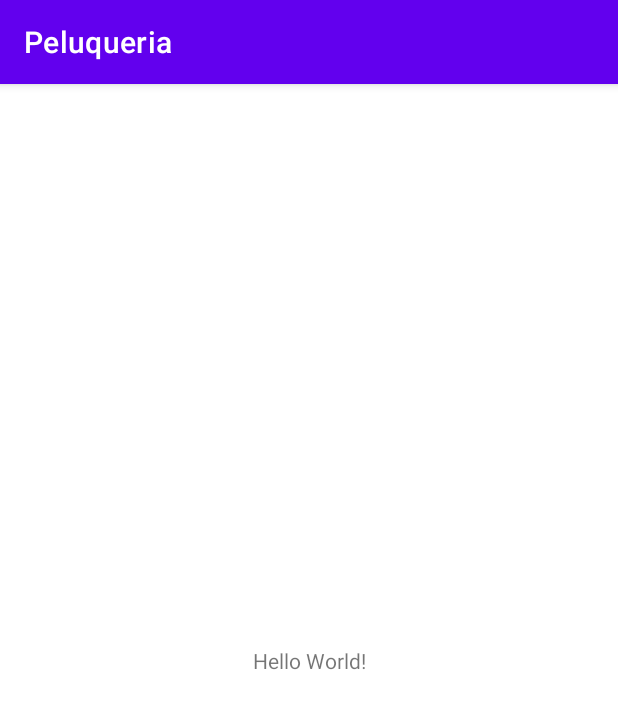
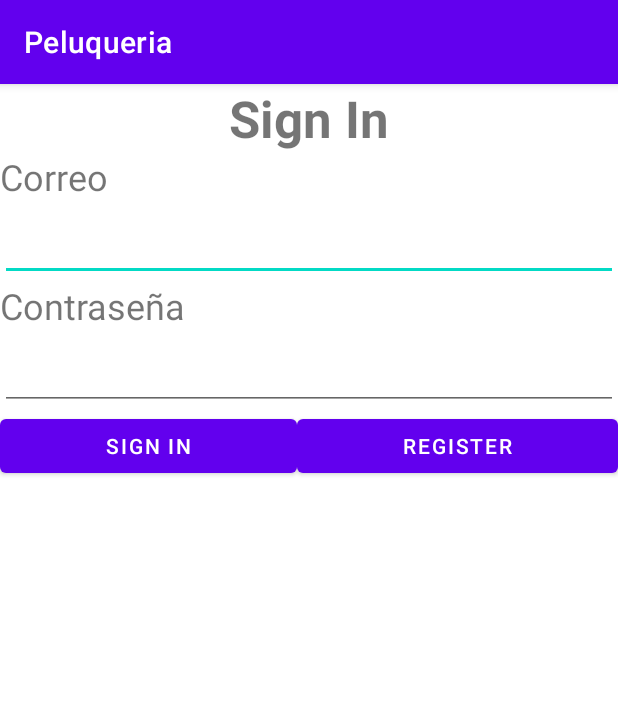
Before and after one commit to Marisc1/Proyecto_Peluqueria, an Android app: the screen it shows after launch (MainActivity), on a phone screen of 412 x 824 dp. Shown: the top 709 px of the screen. Run offline under Robolectric (Android 15) with nearby library versions, the phone set to English and light mode, and no system bars.

Commit message:
Diseño Sign In

```diff
--- a/app/build.gradle
+++ b/app/build.gradle
@@ -33,7 +33,7 @@ android {
 
 dependencies {
 
-    implementation 'androidx.core:core-ktx:1.7.0'
+    implementation 'androidx.core:core-ktx:1.8.0'
     implementation 'androidx.appcompat:appcompat:1.4.2'
     implementation 'com.google.android.material:material:1.6.1'
     implementation 'androidx.constraintlayout:constraintlayout:2.1.4'
--- /dev/null
+++ b/app/src/main/res/drawable/ic_delete.xml
@@ -0,0 +1,5 @@
+<vector android:height="24dp" android:tint="#FFFFFF"
+    android:viewportHeight="24" android:viewportWidth="24"
+    android:width="24dp" xmlns:android="http://schemas.android.com/apk/res/android">
+    <path android:fillColor="@android:color/white" android:pathData="M6,19c0,1.1 0.9,2 2,2h8c1.1,0 2,-0.9 2,-2V7H6v12zM19,4h-3.5l-1,-1h-5l-1,1H5v2h14V4z"/>
+</vector>
--- /dev/null
+++ b/app/src/main/res/drawable/ic_help.xml
@@ -0,0 +1,5 @@
+<vector android:height="24dp" android:tint="#FFFFFF"
+    android:viewportHeight="24" android:viewportWidth="24"
+    android:width="24dp" xmlns:android="http://schemas.android.com/apk/res/android">
+    <path android:fillColor="@android:color/white" android:pathData="M11,18h2v-2h-2v2zM12,2C6.48,2 2,6.48 2,12s4.48,10 10,10 10,-4.48 10,-10S17.52,2 12,2zM12,20c-4.41,0 -8,-3.59 -8,-8s3.59,-8 8,-8 8,3.59 8,8 -3.59,8 -8,8zM12,6c-2.21,0 -4,1.79 -4,4h2c0,-1.1 0.9,-2 2,-2s2,0.9 2,2c0,2 -3,1.75 -3,5h2c0,-2.25 3,-2.5 3,-5 0,-2.21 -1.79,-4 -4,-4z"/>
+</vector>
--- /dev/null
+++ b/app/src/main/res/drawable/ic_home.xml
@@ -0,0 +1,5 @@
+<vector android:height="24dp" android:tint="#FFFFFF"
+    android:viewportHeight="24" android:viewportWidth="24"
+    android:width="24dp" xmlns:android="http://schemas.android.com/apk/res/android">
+    <path android:fillColor="@android:color/white" android:pathData="M10,20v-6h4v6h5v-8h3L12,3 2,12h3v8z"/>
+</vector>
--- /dev/null
+++ b/app/src/main/res/drawable/ic_logoff.xml
@@ -0,0 +1,5 @@
+<vector android:height="24dp" android:tint="#FFFFFF"
+    android:viewportHeight="24" android:viewportWidth="24"
+    android:width="24dp" xmlns:android="http://schemas.android.com/apk/res/android">
+    <path android:fillColor="@android:color/white" android:pathData="M10.09,15.59L11.5,17l5,-5 -5,-5 -1.41,1.41L12.67,11H3v2h9.67l-2.58,2.59zM19,3H5c-1.11,0 -2,0.9 -2,2v4h2V5h14v14H5v-4H3v4c0,1.1 0.89,2 2,2h14c1.1,0 2,-0.9 2,-2V5c0,-1.1 -0.9,-2 -2,-2z"/>
+</vector>
--- /dev/null
+++ b/app/src/main/res/drawable/ic_pay.xml
@@ -0,0 +1,5 @@
+<vector android:height="24dp" android:tint="#FFFFFF"
+    android:viewportHeight="24" android:viewportWidth="24"
+    android:width="24dp" xmlns:android="http://schemas.android.com/apk/res/android">
+    <path android:fillColor="@android:color/white" android:pathData="M7,18c-1.1,0 -1.99,0.9 -1.99,2S5.9,22 7,22s2,-0.9 2,-2 -0.9,-2 -2,-2zM1,2v2h2l3.6,7.59 -1.35,2.45c-0.16,0.28 -0.25,0.61 -0.25,0.96 0,1.1 0.9,2 2,2h12v-2L7.42,15c-0.14,0 -0.25,-0.11 -0.25,-0.25l0.03,-0.12 0.9,-1.63h7.45c0.75,0 1.41,-0.41 1.75,-1.03l3.58,-6.49c0.08,-0.14 0.12,-0.31 0.12,-0.48 0,-0.55 -0.45,-1 -1,-1L5.21,4l-0.94,-2L1,2zM17,18c-1.1,0 -1.99,0.9 -1.99,2s0.89,2 1.99,2 2,-0.9 2,-2 -0.9,-2 -2,-2z"/>
+</vector>
--- /dev/null
+++ b/app/src/main/res/drawable/ic_settings.xml
@@ -0,0 +1,5 @@
+<vector android:height="24dp" android:tint="#FFFFFF"
+    android:viewportHeight="24" android:viewportWidth="24"
+    android:width="24dp" xmlns:android="http://schemas.android.com/apk/res/android">
+    <path android:fillColor="@android:color/white" android:pathData="M19.14,12.94c0.04,-0.3 0.06,-0.61 0.06,-0.94c0,-0.32 -0.02,-0.64 -0.07,-0.94l2.03,-1.58c0.18,-0.14 0.23,-0.41 0.12,-0.61l-1.92,-3.32c-0.12,-0.22 -0.37,-0.29 -0.59,-0.22l-2.39,0.96c-0.5,-0.38 -1.03,-0.7 -1.62,-0.94L14.4,2.81c-0.04,-0.24 -0.24,-0.41 -0.48,-0.41h-3.84c-0.24,0 -0.43,0.17 -0.47,0.41L9.25,5.35C8.66,5.59 8.12,5.92 7.63,6.29L5.24,5.33c-0.22,-0.08 -0.47,0 -0.59,0.22L2.74,8.87C2.62,9.08 2.66,9.34 2.86,9.48l2.03,1.58C4.84,11.36 4.8,11.69 4.8,12s0.02,0.64 0.07,0.94l-2.03,1.58c-0.18,0.14 -0.23,0.41 -0.12,0.61l1.92,3.32c0.12,0.22 0.37,0.29 0.59,0.22l2.39,-0.96c0.5,0.38 1.03,0.7 1.62,0.94l0.36,2.54c0.05,0.24 0.24,0.41 0.48,0.41h3.84c0.24,0 0.44,-0.17 0.47,-0.41l0.36,-2.54c0.59,-0.24 1.13,-0.56 1.62,-0.94l2.39,0.96c0.22,0.08 0.47,0 0.59,-0.22l1.92,-3.32c0.12,-0.22 0.07,-0.47 -0.12,-0.61L19.14,12.94zM12,15.6c-1.98,0 -3.6,-1.62 -3.6,-3.6s1.62,-3.6 3.6,-3.6s3.6,1.62 3.6,3.6S13.98,15.6 12,15.6z"/>
+</vector>
--- /dev/null
+++ b/app/src/main/res/drawable/ic_user.xml
@@ -0,0 +1,5 @@
+<vector android:height="24dp" android:tint="#FFFFFF"
+    android:viewportHeight="24" android:viewportWidth="24"
+    android:width="24dp" xmlns:android="http://schemas.android.com/apk/res/android">
+    <path android:fillColor="@android:color/white" android:pathData="M12,12c2.21,0 4,-1.79 4,-4s-1.79,-4 -4,-4 -4,1.79 -4,4 1.79,4 4,4zM12,14c-2.67,0 -8,1.34 -8,4v2h16v-2c0,-2.66 -5.33,-4 -8,-4z"/>
+</vector>
--- a/app/src/main/res/layout/activity_main.xml
+++ b/app/src/main/res/layout/activity_main.xml
@@ -1,18 +1,71 @@
 <?xml version="1.0" encoding="utf-8"?>
-<androidx.constraintlayout.widget.ConstraintLayout xmlns:android="http://schemas.android.com/apk/res/android"
+<LinearLayout xmlns:android="http://schemas.android.com/apk/res/android"
     xmlns:app="http://schemas.android.com/apk/res-auto"
     xmlns:tools="http://schemas.android.com/tools"
+    android:id="@+id/bt_ingresar"
     android:layout_width="match_parent"
     android:layout_height="match_parent"
+    android:orientation="vertical"
     tools:context=".MainActivity">
 
     <TextView
-        android:layout_width="wrap_content"
+        android:id="@+id/textView"
+        android:layout_width="match_parent"
         android:layout_height="wrap_content"
-        android:text="Hello World!"
-        app:layout_constraintBottom_toBottomOf="parent"
-        app:layout_constraintEnd_toEndOf="parent"
-        app:layout_constraintStart_toStartOf="parent"
-        app:layout_constraintTop_toTopOf="parent" />
+        android:text="@string/tv_signin"
+        android:textAlignment="center"
+        android:textSize="34sp"
+        android:textStyle="bold" />
 
-</androidx.constraintlayout.widget.ConstraintLayout>
+    <TextView
+        android:id="@+id/textView2"
+        android:layout_width="match_parent"
+        android:layout_height="wrap_content"
+        android:text="@string/tv_correo"
+        android:textSize="24sp" />
+
+    <EditText
+        android:id="@+id/et_correo"
+        android:layout_width="match_parent"
+        android:layout_height="wrap_content"
+        android:ems="10"
+        android:inputType="textEmailAddress"
+        android:textSize="24sp" />
+
+    <TextView
+        android:id="@+id/textView3"
+        android:layout_width="match_parent"
+        android:layout_height="wrap_content"
+        android:text="@string/tv_clave"
+        android:textSize="24sp" />
+
+    <EditText
+        android:id="@+id/et_clave"
+        android:layout_width="match_parent"
+        android:layout_height="wrap_content"
+        android:ems="10"
+        android:inputType="textPassword"
+        android:textSize="24sp" />
+
+    <LinearLayout
+        android:layout_width="match_parent"
+        android:layout_height="match_parent"
+        android:orientation="horizontal">
+
+        <Button
+            android:id="@+id/bt_ingreso"
+            android:layout_width="wrap_content"
+            android:layout_height="wrap_content"
+            android:layout_weight="1"
+            android:text="Sign In"
+            app:iconPadding="12dp" />
+
+        <Button
+            android:id="@+id/bt_register"
+            android:layout_width="wrap_content"
+            android:layout_height="wrap_content"
+            android:layout_weight="1"
+            android:text="Register"
+            app:iconPadding="12dp" />
+    </LinearLayout>
+</LinearLayout>
--- a/app/src/main/res/values/strings.xml
+++ b/app/src/main/res/values/strings.xml
@@ -1,3 +1,6 @@
 <resources>
     <string name="app_name">Peluqueria</string>
+    <string name="tv_signin">Sign In</string>
+    <string name="tv_correo">Correo</string>
+    <string name="tv_clave">Contraseña</string>
 </resources>
```
